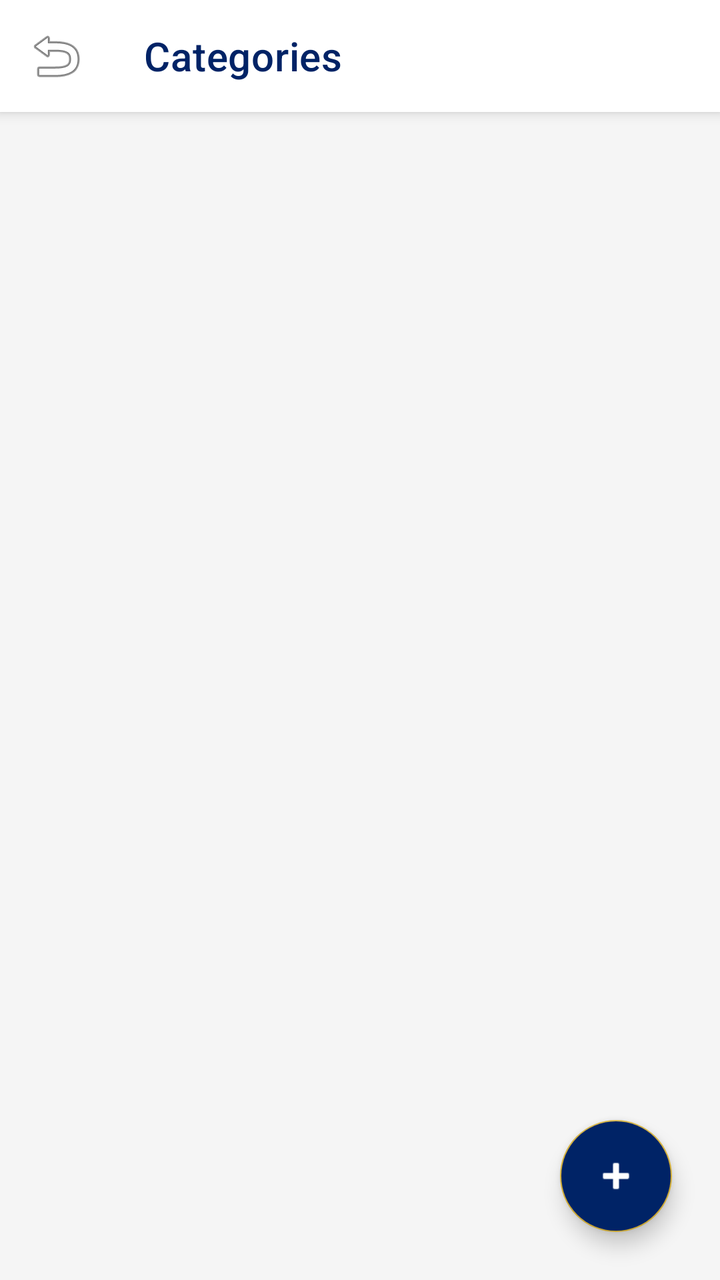
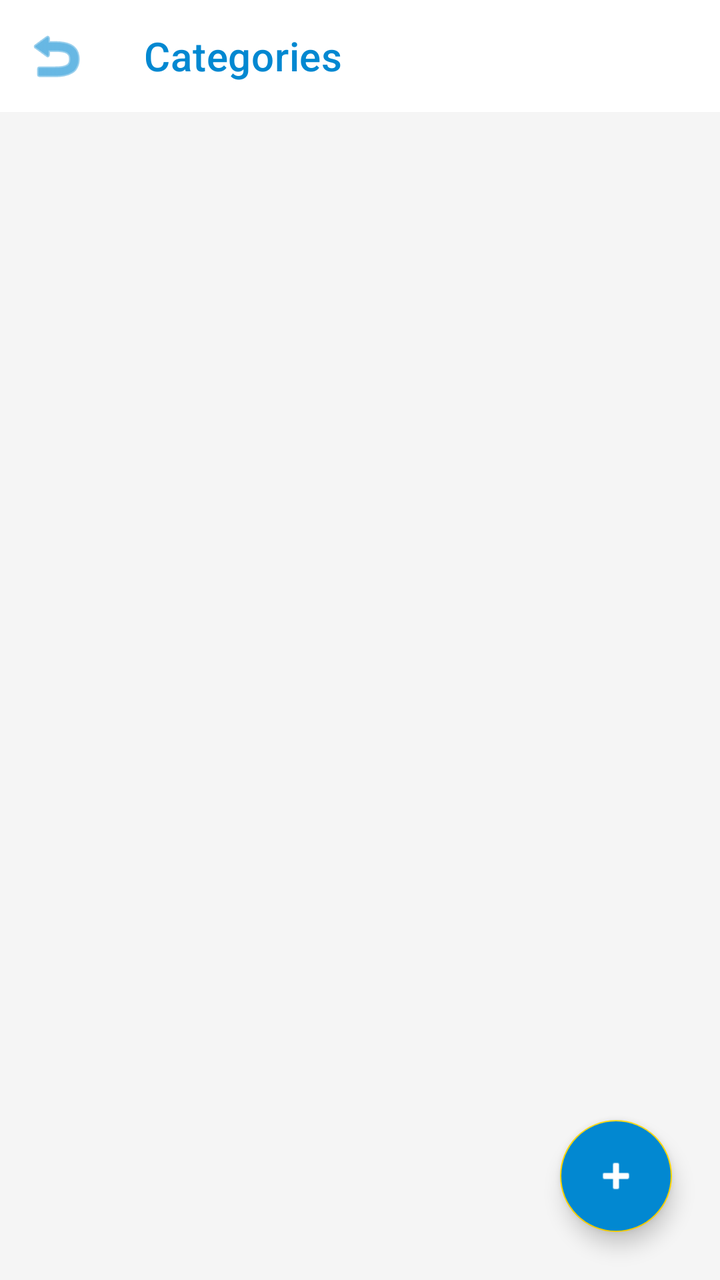

Screens rendered from an Android XML layout before and after an edit, with the pre-edit source and the edit as a unified diff.
<!-- AndroidManifest.xml: application theme Theme.SmartExpenseTracker -->
<!-- res/layout/activity_categories.xml -->
<?xml version="1.0" encoding="utf-8"?>
<androidx.coordinatorlayout.widget.CoordinatorLayout xmlns:android="http://schemas.android.com/apk/res/android"
    xmlns:app="http://schemas.android.com/apk/res-auto"
    android:layout_width="match_parent"
    android:layout_height="match_parent"
    android:background="@color/bg_light">

    <com.google.android.material.appbar.AppBarLayout
        android:layout_width="match_parent"
        android:layout_height="wrap_content"
        android:background="@color/white">

        <com.google.android.material.appbar.MaterialToolbar
            android:id="@+id/toolbar"
            android:layout_width="match_parent"
            android:layout_height="?attr/actionBarSize"
            app:title="Categories"
            app:titleTextColor="@color/colorPrimary"
            app:navigationIcon="@android:drawable/ic_menu_revert" />
    </com.google.android.material.appbar.AppBarLayout>

    <androidx.recyclerview.widget.RecyclerView
        android:id="@+id/rvCategories"
        android:layout_width="match_parent"
        android:layout_height="match_parent"
        android:padding="8dp"
        android:clipToPadding="false"
        app:layout_behavior="@string/appbar_scrolling_view_behavior"/>

    <com.google.android.material.floatingactionbutton.FloatingActionButton
        android:id="@+id/fabAddCategory"
        android:layout_width="wrap_content"
        android:layout_height="wrap_content"
        android:layout_gravity="bottom|end"
        android:layout_margin="24dp"
        android:src="@android:drawable/ic_input_add"
        app:tint="@color/white"
        android:backgroundTint="@color/colorPrimary"/>

</androidx.coordinatorlayout.widget.CoordinatorLayout>
<!-- resources referenced by this layout -->
<resources>
  <color name="bg_light">@color/luxury_light_bg</color>
  <color name="colorPrimary">@color/royal_blue</color>
  <color name="white">#FFFFFFFF</color>
  <style name="Theme.SmartExpenseTracker" parent="Theme.MaterialComponents.DayNight.NoActionBar">
          
          <item name="colorPrimary">@color/royal_blue</item>
          <item name="colorPrimaryVariant">@color/primary_dark_light</item>
          <item name="colorOnPrimary">@color/white</item>
          
          <item name="colorSecondary">@color/royal_gold</item>
          <item name="colorOnSecondary">@color/white</item>
  
          
          <item name="android:statusBarColor">?attr/colorPrimaryVariant</item>
          <item name="android:windowLightStatusBar" tools:targetApi="m">true</item>
  
          
          <item name="android:windowBackground">@color/luxury_light_bg</item>
          <item name="colorSurface">@color/white</item>
  
          
          <item name="android:textColorPrimary">@color/text_primary_light</item>
          <item name="android:textColorSecondary">@color/text_secondary_light</item>
  
          
          <item name="cardViewStyle">@style/PremiumCardView</item>
          <item name="textInputStyle">@style/PremiumTextInputLayout</item>
          <item name="materialButtonStyle">@style/PremiumButton</item>
          <item name="bottomNavigationStyle">@style/PremiumBottomNav</item>
      </style>
  <color name="luxury_light_bg">#F5F5F5</color>
  <color name="royal_blue">#002366</color>
  <color name="primary_dark_light">#001A4D</color>
  <color name="royal_gold">#D4AF37</color>
  <color name="text_primary_light">#1A1A1A</color>
  <color name="text_secondary_light">#757575</color>
  <style name="PremiumCardView" parent="Widget.MaterialComponents.CardView">
          <item name="cardCornerRadius">20dp</item>
          <item name="cardElevation">4dp</item>
          <item name="android:layout_margin">8dp</item>
          <item name="cardBackgroundColor">@color/white</item>
      </style>
  <style name="PremiumTextInputLayout" parent="Widget.MaterialComponents.TextInputLayout.OutlinedBox">
          <item name="boxCornerRadiusTopStart">12dp</item>
          <item name="boxCornerRadiusTopEnd">12dp</item>
          <item name="boxCornerRadiusBottomStart">12dp</item>
          <item name="boxCornerRadiusBottomEnd">12dp</item>
          <item name="boxStrokeColor">@color/royal_blue</item>
          <item name="hintTextColor">@color/royal_blue</item>
      </style>
  <style name="PremiumButton" parent="Widget.MaterialComponents.Button">
          <item name="cornerRadius">14dp</item>
          <item name="android:insetTop">0dp</item>
          <item name="android:insetBottom">0dp</item>
          <item name="android:textAllCaps">false</item>
          <item name="android:textStyle">bold</item>
          <item name="backgroundTint">@color/royal_blue</item>
      </style>
  <style name="PremiumBottomNav" parent="Widget.MaterialComponents.BottomNavigationView">
          <item name="backgroundTint">@color/white</item>
          <item name="itemIconTint">@color/royal_blue</item>
          <item name="itemTextColor">@color/text_secondary_light</item>
      </style>
</resources>

<!-- the commit's change to res/layout/activity_categories.xml (unified diff, before → after) -->
@@ -3,20 +3,22 @@
     xmlns:app="http://schemas.android.com/apk/res-auto"
     android:layout_width="match_parent"
     android:layout_height="match_parent"
-    android:background="@color/bg_light">
+    android:background="?android:attr/windowBackground">
 
     <com.google.android.material.appbar.AppBarLayout
         android:layout_width="match_parent"
         android:layout_height="wrap_content"
-        android:background="@color/white">
+        android:background="?attr/colorSurface"
+        app:elevation="0dp">
 
         <com.google.android.material.appbar.MaterialToolbar
             android:id="@+id/toolbar"
             android:layout_width="match_parent"
             android:layout_height="?attr/actionBarSize"
             app:title="Categories"
-            app:titleTextColor="@color/colorPrimary"
-            app:navigationIcon="@android:drawable/ic_menu_revert" />
+            app:titleTextColor="?attr/colorPrimary"
+            app:navigationIcon="@android:drawable/ic_menu_revert"
+            app:navigationIconTint="?attr/colorPrimary" />
     </com.google.android.material.appbar.AppBarLayout>
 
     <androidx.recyclerview.widget.RecyclerView
@@ -35,6 +37,6 @@
         android:layout_margin="24dp"
         android:src="@android:drawable/ic_input_add"
         app:tint="@color/white"
-        android:backgroundTint="@color/colorPrimary"/>
+        android:backgroundTint="?attr/colorPrimary"/>
 
 </androidx.coordinatorlayout.widget.CoordinatorLayout>
<!-- resource entries referenced after the edit -->
@@ -1,7 +1,5 @@
 <!-- resources referenced by this layout -->
 <resources>
-  <color name="bg_light">@color/luxury_light_bg</color>
-  <color name="colorPrimary">@color/royal_blue</color>
   <color name="white">#FFFFFFFF</color>
   <style name="Theme.SmartExpenseTracker" parent="Theme.MaterialComponents.DayNight.NoActionBar">
           
@@ -31,11 +29,11 @@
           <item name="bottomNavigationStyle">@style/PremiumBottomNav</item>
       </style>
   <color name="luxury_light_bg">#F5F5F5</color>
-  <color name="royal_blue">#002366</color>
-  <color name="primary_dark_light">#001A4D</color>
-  <color name="royal_gold">#D4AF37</color>
-  <color name="text_primary_light">#1A1A1A</color>
-  <color name="text_secondary_light">#757575</color>
+  <color name="royal_blue">#0288D1</color>
+  <color name="primary_dark_light">#01579B</color>
+  <color name="royal_gold">#FFD600</color>
+  <color name="text_primary_light">#01579B</color>
+  <color name="text_secondary_light">#0277BD</color>
   <style name="PremiumCardView" parent="Widget.MaterialComponents.CardView">
           <item name="cardCornerRadius">20dp</item>
           <item name="cardElevation">4dp</item>
